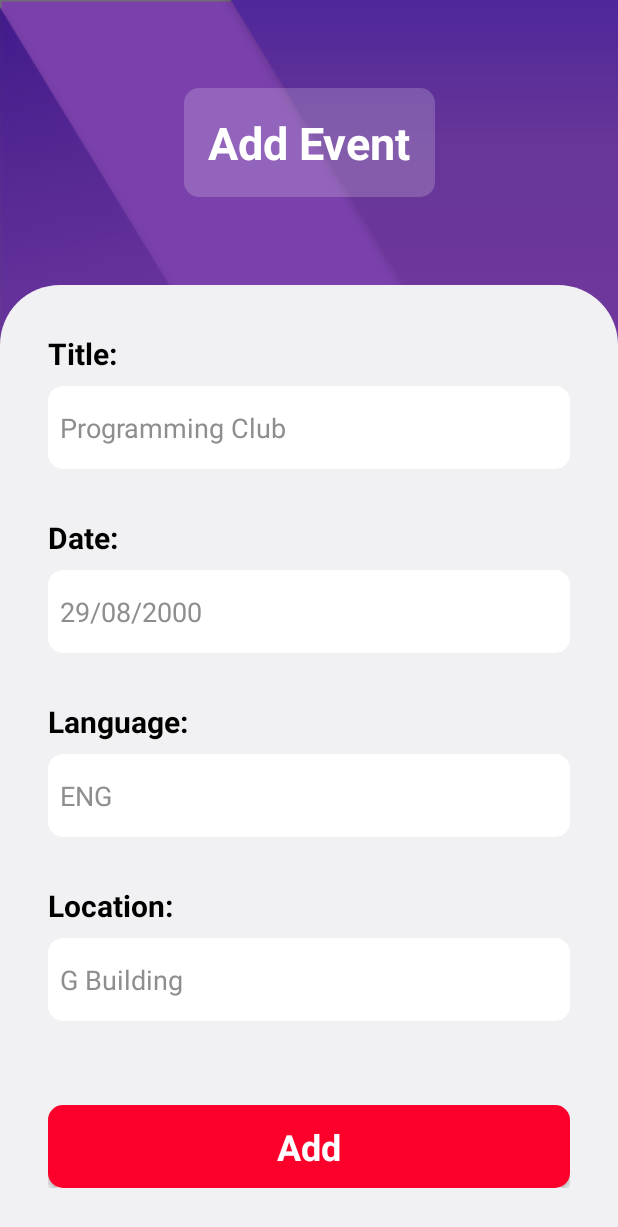
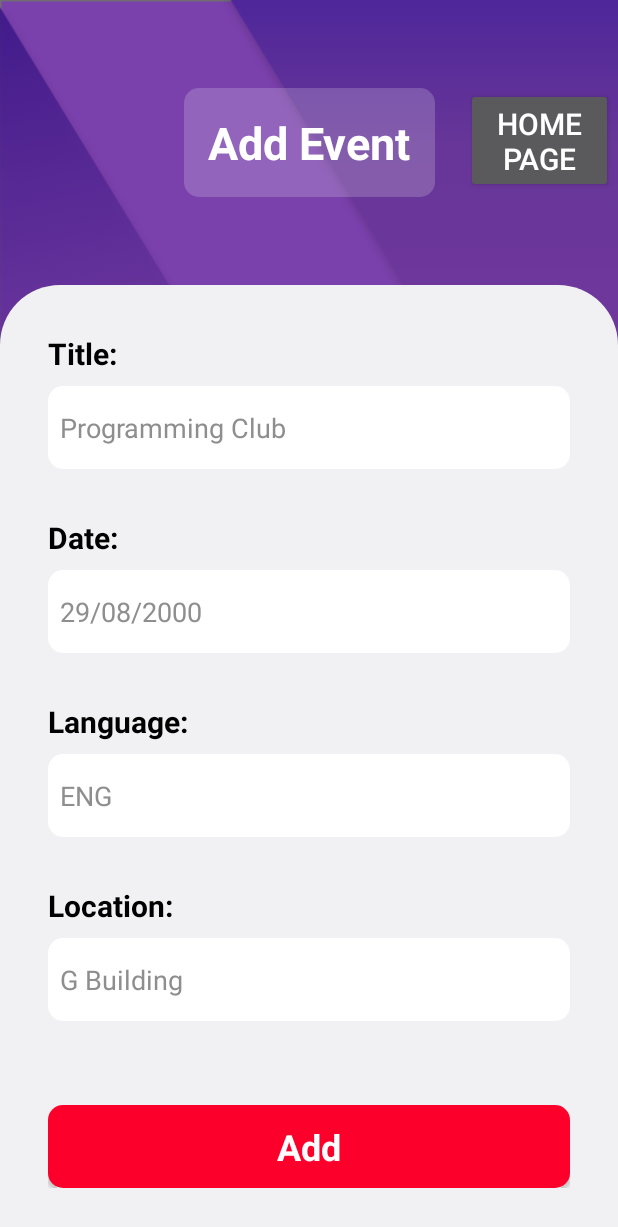
Before and after one commit to yohanyou/BilkentEvents, an Android app: the add_events screen opened directly, with no data from a screen before it, on a phone screen of 412 x 824 dp. Shown: the top 1227 px of the screen. Run offline under Robolectric (Android 15) with nearby library versions, the phone set to English and light mode, and no system bars.

Commit message:
added buttons to switch between pages

```diff
--- a/app/src/main/res/layout/add_events.xml
+++ b/app/src/main/res/layout/add_events.xml
@@ -166,4 +166,17 @@
         app:layout_constraintStart_toStartOf="parent"
         app:layout_constraintTop_toTopOf="@+id/imageView3" />
 
+    <Button
+        android:id="@+id/addEventsToHome"
+        android:layout_width="98dp"
+        android:layout_height="70dp"
+        android:layout_marginStart="188dp"
+        android:layout_marginBottom="12dp"
+        android:text="Home Page"
+        android:textSize="20dp"
+        app:layout_constraintBottom_toTopOf="@+id/linearLayout"
+        app:layout_constraintStart_toStartOf="@+id/textView13"
+        app:layout_constraintTop_toTopOf="@+id/textView13"
+        app:layout_constraintVertical_bias="0.0" />
+
 </androidx.constraintlayout.widget.ConstraintLayout>
--- a/app/src/main/res/layout/create_events.xml
+++ b/app/src/main/res/layout/create_events.xml
@@ -44,20 +44,20 @@
             android:layout_width="match_parent"
             android:layout_height="wrap_content"
             android:text="Log Out"
-            android:textSize="10dp" />
+            android:textSize="10sp" />
 
         <Button
             android:id="@+id/homToSettings"
             android:layout_width="match_parent"
             android:layout_height="wrap_content"
-            android:textSize="10dp"
+            android:textSize="10sp"
             android:text="Settings" />
 
         <Button
             android:id="@+id/toHomePage"
             android:layout_width="match_parent"
             android:layout_height="wrap_content"
-            android:textSize="10dp"
+            android:textSize="10sp"
             android:text="Home Page" />
     </LinearLayout>
 
```
